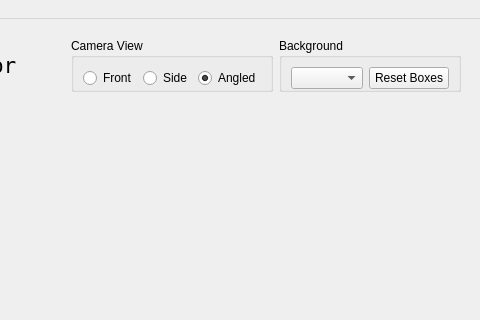
The window that slider_gui/src/slider_simple.ui (PR2/pr2_hack_the_future) describes before a commit, drawn with Qt 5; both pictures show x 763 to 1243 and y 0 to 320 of the 1243 by 500 pixel window.
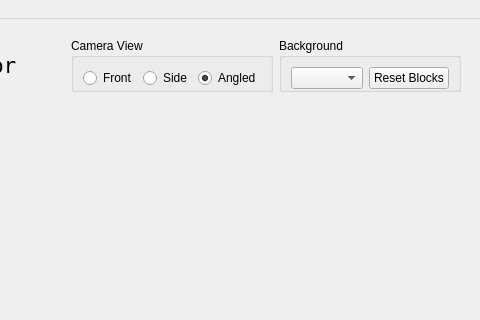
The same window after the commit.

Commit message: disable reset sim button when not used, changed label of button

```diff
--- a/slider_gui/src/slider_simple.ui
+++ b/slider_gui/src/slider_simple.ui
@@ -559,7 +559,7 @@
                 <locale language="English" country="UnitedStates"/>
                </property>
                <property name="text">
-                <string>Reset Boxes</string>
+                <string>Reset Blocks</string>
                </property>
               </widget>
              </item>
```
The commit also changes 1 other file.
